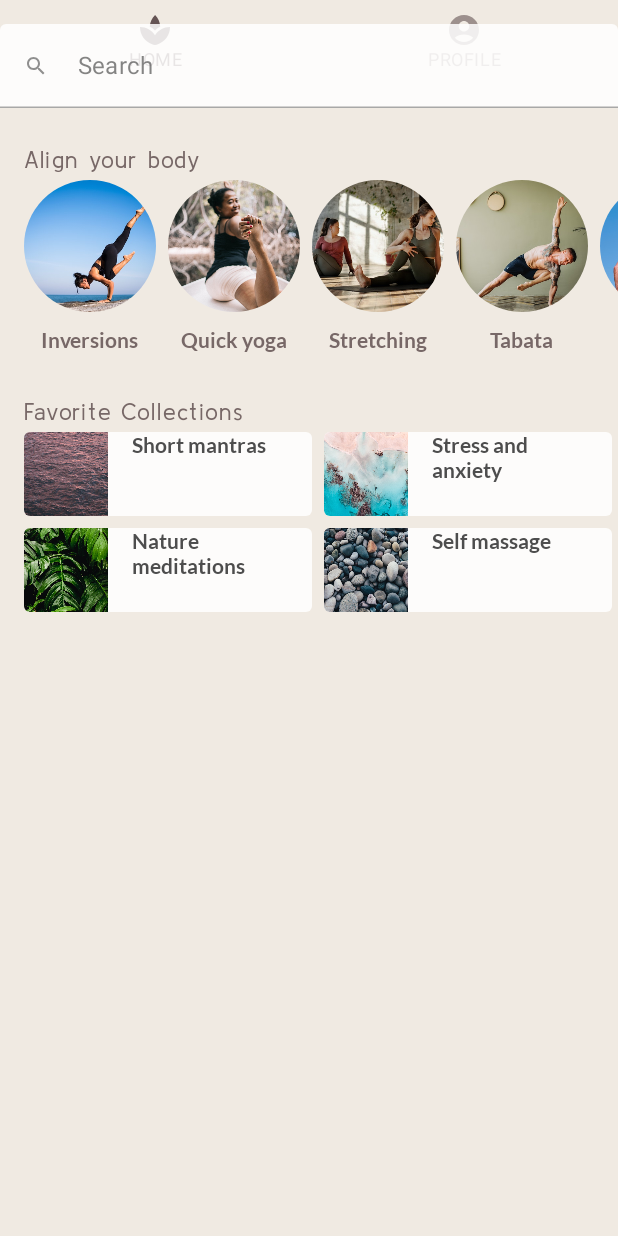
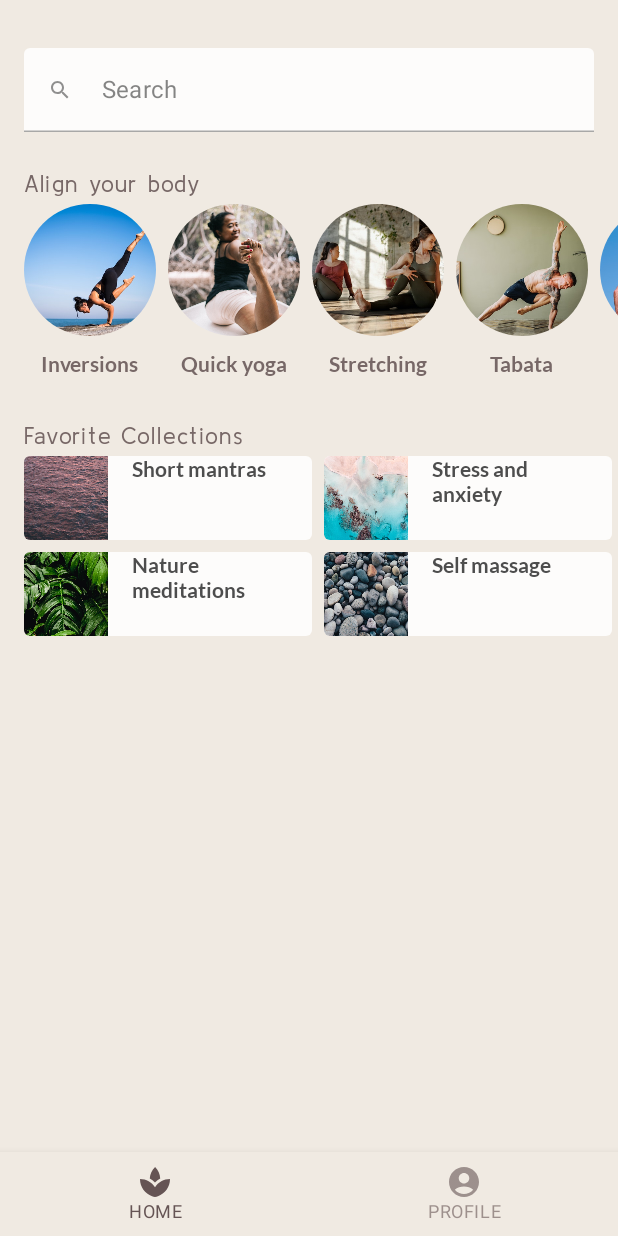
Before and after one commit to OhGyong/Jetpack-Compose-Android, an Android app built with Jetpack Compose: the screen it shows after launch (MainActivity), on a phone screen of 412 x 824 dp. Run offline under Robolectric (Android 15) with nearby library versions, the phone set to English and light mode, and no system bars.

Commit message:
PATHWAY 1- BasicLayoutsCodelab 12, 13 (UI만 작업)

```diff
--- a/PATHWAY 1- Compose essentials/BasicLayoutsCodelab/app/src/main/java/com/study/basiclayoutscodelab/MainActivity.kt
+++ b/PATHWAY 1- Compose essentials/BasicLayoutsCodelab/app/src/main/java/com/study/basiclayoutscodelab/MainActivity.kt
@@ -11,7 +11,6 @@ import androidx.compose.foundation.layout.Column
 import androidx.compose.foundation.layout.PaddingValues
 import androidx.compose.foundation.layout.Row
 import androidx.compose.foundation.layout.Spacer
-import androidx.compose.foundation.layout.fillMaxSize
 import androidx.compose.foundation.layout.fillMaxWidth
 import androidx.compose.foundation.layout.height
 import androidx.compose.foundation.layout.heightIn
@@ -31,6 +30,7 @@ import androidx.compose.material.BottomNavigation
 import androidx.compose.material.BottomNavigationItem
 import androidx.compose.material.Icon
 import androidx.compose.material.MaterialTheme
+import androidx.compose.material.Scaffold
 import androidx.compose.material.Surface
 import androidx.compose.material.Text
 import androidx.compose.material.TextField
@@ -78,13 +78,10 @@ class MainActivity : ComponentActivity() {
         super.onCreate(savedInstanceState)
         setContent {
             BasicLayoutsCodelabTheme {
-                Surface(
-                    color = MaterialTheme.colors.background,
-                    modifier = Modifier.fillMaxSize()
+                Scaffold(
+                    bottomBar = { MainNavigation()}
                 ) {
-                    val modifier = Modifier
-                    MainNavigation(modifier)
-                    MainView(modifier)
+                    MainView(Modifier.padding(it))
                 }
             }
         }
@@ -92,7 +89,7 @@ class MainActivity : ComponentActivity() {
 }
 
 @Composable
-private fun MainNavigation(modifier: Modifier) {
+private fun MainNavigation(modifier: Modifier = Modifier) {
     BottomNavigation(
         backgroundColor = MaterialTheme.colors.background,
         modifier = modifier
@@ -128,22 +125,22 @@ private fun MainNavigation(modifier: Modifier) {
 }
 
 @Composable
-fun MainView(modifier: Modifier) {
+fun MainView(modifier: Modifier = Modifier) {
     Column(
         modifier = modifier
             .verticalScroll(rememberScrollState())
             .padding(vertical = 16.dp)
     ) {
-        SearchBar(modifier = modifier)
-        HomeSection(title = R.string.align_your_body, modifier){
-            AlignYourBodyRow(modifier)
+        Spacer(Modifier.height(16.dp))
+        SearchBar(Modifier.padding(horizontal = 16.dp))
+        HomeSection(R.string.align_your_body){
+            AlignYourBodyRow()
         }
-        HomeSection(title = R.string.favorite_collections, modifier){
-            FavoriteCollectionsGrid(modifier)
+        HomeSection(R.string.favorite_collections){
+            FavoriteCollectionsGrid()
         }
-        Spacer(modifier.height(16.dp))
+        Spacer(Modifier.height(16.dp))
     }
-
 }
 
 @Composable
@@ -173,7 +170,7 @@ fun SearchBar(modifier: Modifier) {
 @Composable
 fun HomeSection(
     @StringRes title: Int,
-    modifier: Modifier,
+    modifier: Modifier = Modifier,
     content: @Composable () -> Unit
 ) {
     Column(modifier) {
@@ -189,7 +186,7 @@ fun HomeSection(
 }
 
 @Composable
-fun AlignYourBodyRow(modifier: Modifier) {
+fun AlignYourBodyRow(modifier: Modifier = Modifier) {
     LazyRow(
         horizontalArrangement = Arrangement.spacedBy(8.dp) ,
         contentPadding = PaddingValues(horizontal = 16.dp),
@@ -205,7 +202,7 @@ fun AlignYourBodyRow(modifier: Modifier) {
 fun AlignYourBodyElement(
     @DrawableRes drawable: Int,
     @StringRes text: Int,
-    modifier: Modifier
+    modifier: Modifier = Modifier
 ) {
     Column(
         horizontalAlignment = Alignment.CenterHorizontally,
@@ -215,7 +212,7 @@ fun AlignYourBodyElement(
             painter = painterResource(drawable),
             contentDescription = null,
             contentScale = ContentScale.Crop,
-            modifier = Modifier
+            modifier = modifier
                 .size(88.dp)
                 .clip(CircleShape)
         )
@@ -229,9 +226,7 @@ fun AlignYourBodyElement(
 }
 
 @Composable
-fun FavoriteCollectionsGrid(
-    modifier: Modifier
-) {
+fun FavoriteCollectionsGrid(modifier: Modifier = Modifier) {
     LazyHorizontalGrid(
         rows = GridCells.Fixed(2),
         contentPadding = PaddingValues(horizontal = 16.dp),
@@ -276,7 +271,7 @@ fun FavoriteCollectionCard(
 
 @Preview(
     widthDp = 360,
-    heightDp = 180,
+    heightDp = 600,
     showBackground = true,
     backgroundColor = 0xFFF0EAE2
 )
```
